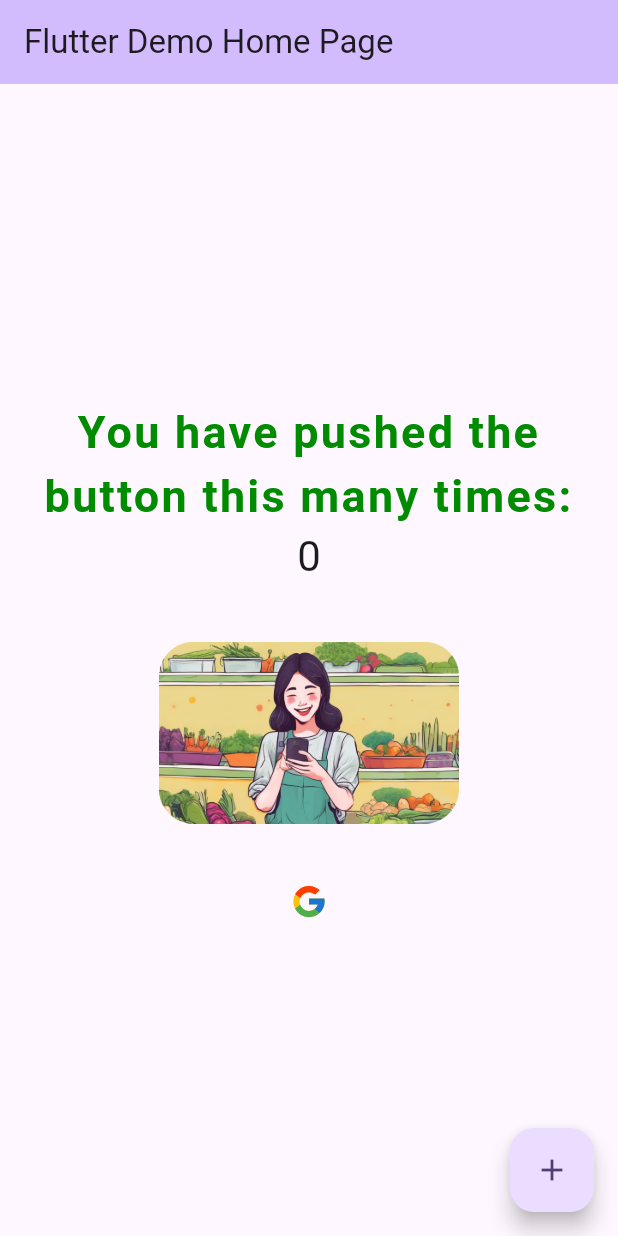
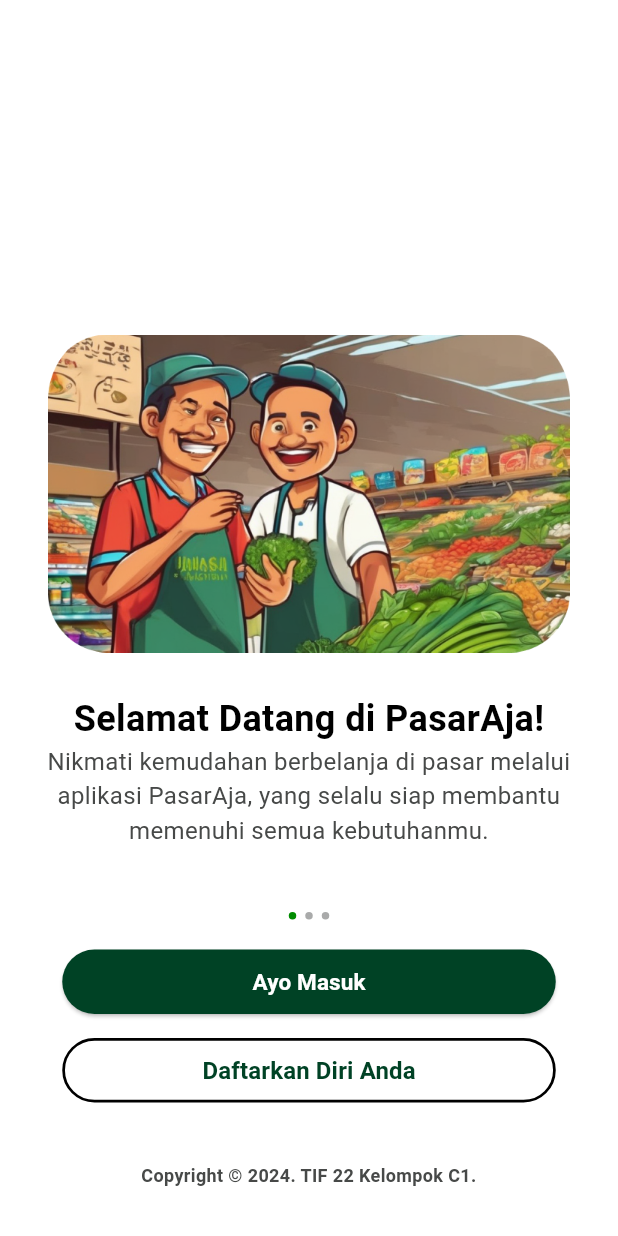
Before and after one commit to haqiachd/PasarAja_Mobile, a Flutter app: the screen it shows after launch, on a phone screen of 412 x 824 dp. Run offline on Flutter 3.47's test engine with Material 3 defaults, Android fonts, the light colour scheme and no system bars; our stand-ins replace flutter_svg; Roboto replaces fonts that are missing (SF-Pro-Display).

Commit message:
update presentation layer on auth

```diff
--- a/lib/config/themes/fonts.dart
+++ b/lib/config/themes/typography.dart
@@ -1,10 +1,16 @@
 import 'package:flutter/material.dart';
+import 'package:pasaraja_mobile/config/themes/colors.dart';
 
-class PasarAjaFont {
+class PasarAjaTypography {
   static const TextStyle sfProDisplay = TextStyle(fontFamily: 'SF-Pro-Display');
 
   static TextStyle sfpdRegular = sfProDisplay.copyWith(
     fontWeight: FontWeight.w400,
+  );
+
+  static TextStyle sfpdAuthDescription = sfpdRegular.copyWith(
+    color: PasarAjaColor.gray1,
+    fontSize: 16,
   );
 
   static TextStyle sfpdMedium = sfProDisplay.copyWith(
@@ -15,8 +21,23 @@
     fontWeight: FontWeight.w600,
   );
 
+  static TextStyle sfpdRightText = sfpdSemibold.copyWith(
+    color: PasarAjaColor.gray1,
+    fontSize: 12,
+  );
+
+  static TextStyle sfpdAuthFilledButton = sfpdSemibold.copyWith(
+    color: Colors.white,
+    fontSize: 15,
+  );
+
   static TextStyle sfpdBold = sfProDisplay.copyWith(
     fontWeight: FontWeight.w700,
+  );
+
+  static TextStyle sfpdAuthTitle = sfpdBold.copyWith(
+    color: Colors.black,
+    fontSize: 24,
   );
 
   static TextStyle sfpdBold_30 = sfpdBold.copyWith(
--- a/lib/feature/auth/presentation/pages/signin_google_page.dart
+++ b/lib/feature/auth/presentation/pages/signin_google_page.dart
@@ -0,0 +1,18 @@
+import 'package:flutter/material.dart';
+
+class LoginGooglePage extends StatefulWidget {
+  const LoginGooglePage({super.key});
+
+  @override
+  State<LoginGooglePage> createState() => _LoginGooglePageState();
+}
+
+class _LoginGooglePageState extends State<LoginGooglePage> {
+  @override
+  Widget build(BuildContext context) {
+    return Scaffold(
+      backgroundColor: Colors.white,
+      body: Container(),
+    );
+  }
+}
--- a/lib/feature/auth/presentation/pages/welcome_page.dart
+++ b/lib/feature/auth/presentation/pages/welcome_page.dart
@@ -0,0 +1,152 @@
+import 'package:flutter/material.dart';
+import 'package:pasaraja_mobile/config/routes/route_names.dart';
+import 'package:pasaraja_mobile/config/themes/colors.dart';
+import 'package:pasaraja_mobile/config/themes/typography.dart';
+import 'package:pasaraja_mobile/core/constant/constants.dart';
+import 'package:pasaraja_mobile/core/utils/local_data.dart';
+import 'package:pasaraja_mobile/feature/auth/presentation/widgets/item_welcome.dart';
+
+class WelcomePage extends StatefulWidget {
+  const WelcomePage({super.key});
+
+  @override
+  State<WelcomePage> createState() => _WelcomePageState();
+}
+
+class _WelcomePageState extends State<WelcomePage> {
+  @override
+  Widget build(BuildContext context) {
+    return Scaffold(
+      backgroundColor: Colors.white,
+      body: SingleChildScrollView(
+        child: Center(
+          child: Column(
+            mainAxisAlignment: MainAxisAlignment.center,
+            crossAxisAlignment: CrossAxisAlignment.center,
+            children: [
+              SizedBox(
+                height: 223 -
+                    MediaQuery.of(context).padding.top +
+                    MediaQuery.of(context).padding.bottom,
+              ),
+              SingleChildScrollView(
+                scrollDirection: Axis.horizontal,
+                child: Row(
+                  children: [
+                    ...PasarAjaLocalData.wecomeList.map(
+                      (data) => ItemWelcome(
+                        image: data.image,
+                        title: data.title,
+                        description: data.description,
+                      ),
+                    )
+                  ],
+                ),
+              ),
+              const SizedBox(height: 43),
+              const Row(
+                mainAxisAlignment: MainAxisAlignment.center,
+                children: [
+                  Padding(
+                    padding: EdgeInsets.only(left: 3, right: 3),
+                    child: SizedBox(
+                      width: 5,
+                      height: 5,
+                      child: Material(
+                        color: PasarAjaColor.green1,
+                        shape: CircleBorder(),
+                      ),
+                    ),
+                  ),
+                  Padding(
+                    padding: EdgeInsets.only(left: 3, right: 3),
+                    child: SizedBox(
+                      width: 5,
+                      height: 5,
+                      child: Material(
+                        color: PasarAjaColor.gray2,
+                        shape: CircleBorder(),
+                      ),
+                    ),
+                  ),
+                  Padding(
+                    padding: EdgeInsets.only(left: 3, right: 3),
+                    child: SizedBox(
+                      width: 5,
+                      height: 5,
+                      child: Material(
+                        color: PasarAjaColor.gray2,
+                        shape: CircleBorder(),
+                      ),
+                    ),
+                  ),
+                ],
+              ),
+              const SizedBox(height: 20),
+              SizedBox(
+                width: 329,
+                height: 43,
+                child: ElevatedButton(
+                  onPressed: () {
+                    print('button pressed');
+                    Navigator.pushNamed(context, RouteName.loginGoogle);
+                  },
+                  style: const ButtonStyle(
+                    backgroundColor:
+                        MaterialStatePropertyAll(PasarAjaColor.green2),
+                    foregroundColor: MaterialStatePropertyAll(Colors.white),
+                  ),
+                  child: Text(
+                    'Ayo Masuk',
+                    style: PasarAjaTypography.sfpdAuthFilledButton,
+                  ),
+                ),
+              ),
+              const SizedBox(height: 16),
+              SizedBox(
+                width: 329,
+                height: 43,
+                child: OutlinedButton(
+                  onPressed: () {},
+                  style: ButtonStyle(
+                      side: const MaterialStatePropertyAll(
+                        BorderSide(
+                          width: 1.8,
+                        ),
+                      ),
+                      foregroundColor: MaterialStateProperty.all(
+                        PasarAjaColor.green2,
+                      ),
+                      overlayColor: MaterialStateProperty.all(
+                        PasarAjaColor.green2.withOpacity(0.1),
+                      ),
+                      shape: MaterialStateProperty.all(
+                        RoundedRectangleBorder(
+                          borderRadius: BorderRadius.circular(50),
+                        ),
+                      )),
+                  child: const Text(
+                    'Daftarkan Diri Anda',
+                    style: TextStyle(
+                      // Sesuaikan dengan gaya teks yang diinginkan
+                      color: PasarAjaColor.green2, // Ubah ke warna yang sesuai
+                      fontSize: 16, // Ubah ke ukuran font yang diinginkan
+                      fontWeight: FontWeight
+                          .bold, // Sesuaikan dengan ketebalan font yang diinginkan
+                    ),
+                  ),
+                ),
+              ),
+              const SizedBox(height: 40),
+              Text(
+                PasarAjaConstant.rights,
+                textAlign: TextAlign.center,
+                style: PasarAjaTypography.sfpdRightText,
+              )
+            ],
+          ),
+        ),
+      ),
+    );
+  }
+}
--- /dev/null
+++ b/lib/feature/auth/presentation/widgets/item_welcome.dart
@@ -0,0 +1,40 @@
+import 'package:flutter/material.dart';
+import 'package:pasaraja_mobile/config/themes/images.dart';
+import 'package:pasaraja_mobile/config/themes/typography.dart';
+
+class ItemWelcome extends StatelessWidget {
+  final String? image;
+  final String? title;
+  final String? description;
+  const ItemWelcome({super.key, this.image, this.title, this.description});
+
+  @override
+  Widget build(BuildContext context) {
+    return SizedBox(
+      width: MediaQuery.of(context).size.width,
+      child: Column(
+        children: [
+          Image.asset(
+            image ?? PasarAjaImage.ilConfirmPin,
+            width: 348,
+            height: 212,
+          ),
+          const SizedBox(height: 27),
+          Text(
+            title ?? '',
+            textAlign: TextAlign.center,
+            style: PasarAjaTypography.sfpdAuthTitle,
+          ),
+          Padding(
+            padding: const EdgeInsets.only(left: 24, right: 24),
+            child: Text(
+              'Nikmati kemudahan berbelanja di pasar melalui aplikasi PasarAja, yang selalu siap membantu memenuhi semua kebutuhanmu.',
+              textAlign: TextAlign.center,
+              style: PasarAjaTypography.sfpdAuthDescription,
+            ),
+          ),
+        ],
+      ),
+    );
+  }
+}
--- a/lib/main.dart
+++ b/lib/main.dart
@@ -1,12 +1,32 @@
 import 'package:flutter/material.dart';
 import 'package:flutter_svg/flutter_svg.dart';
+import 'package:pasaraja_mobile/config/routes/routes.dart';
 import 'package:pasaraja_mobile/config/themes/colors.dart';
-import 'package:pasaraja_mobile/config/themes/fonts.dart';
+import 'package:pasaraja_mobile/config/themes/typography.dart';
 import 'package:pasaraja_mobile/config/themes/icons.dart';
 import 'package:pasaraja_mobile/config/themes/images.dart';
+import 'package:pasaraja_mobile/feature/auth/presentation/pages/welcome_page.dart';
 
 void main() {
-  runApp(const MyApp());
+  runApp(const MyWidget());
+}
+
+class MyWidget extends StatelessWidget {
+  const MyWidget({super.key});
+
+  @override
+  Widget build(BuildContext context) {
+    return MaterialApp(
+      title: 'PasarAja',
+      theme: ThemeData(
+        colorScheme: ColorScheme.fromSeed(seedColor: Colors.deepPurple),
+        useMaterial3: true,
+      ),
+      debugShowCheckedModeBanner: true,
+      onGenerateRoute: AppRoutes.onGenerateRoute,
+      home: const WelcomePage(),
+    );
+  }
 }
 
 class MyApp extends StatelessWidget {
@@ -37,6 +57,7 @@
         useMaterial3: true,
       ),
       debugShowCheckedModeBanner: false,
+      onGenerateRoute: AppRoutes.onGenerateRoute,
       home: const MyHomePage(title: 'Flutter Demo Home Page'),
     );
   }
@@ -114,9 +135,13 @@
             Text(
               'You have pushed the button this many times:',
               textAlign: TextAlign.center,
-              style: PasarAjaFont.sfpdBold_30.copyWith(
+              style: PasarAjaTypography.sfpdBold.copyWith(
                 color: PasarAjaColor.green1,
               ),
+            ),
+            const Icon(
+              Icons.woman_rounded,
+              size: 50,
             ),
             Text(
               '$_counter',
```
Also changed, not shown: lib/feature/auth/presentation/widgets/auth_filled_button.dart (deleted), lib/feature/auth/presentation/widgets/auth_outline_button.dart (deleted), lib/feature/auth/presentation/widgets/filled_button.dart (added), lib/feature/auth/presentation/widgets/outlined_button.dart (added).
